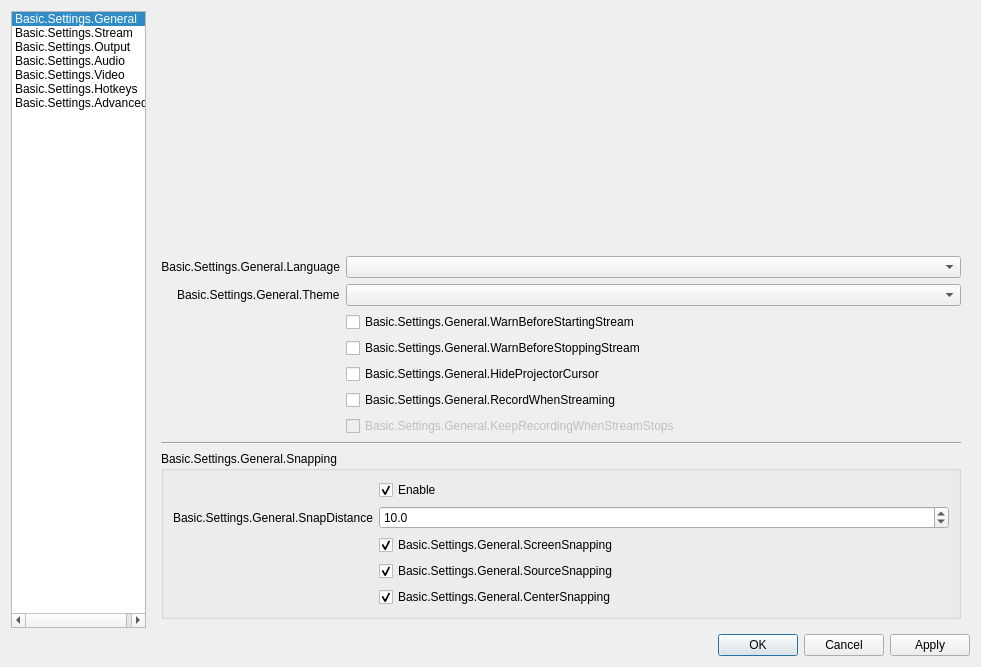
Before: the Qt Designer form obs/forms/OBSBasicSettings.ui in GameKyuubi/obs-studio, drawn with Qt 5.
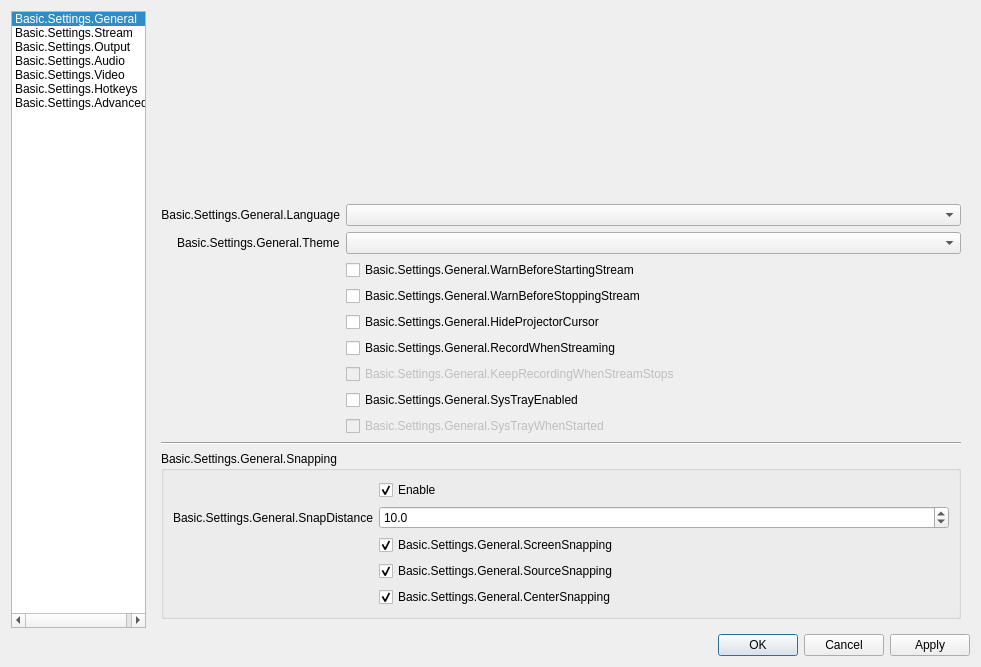
After: the same form once the commit is applied. Icons and pictures are not drawn.

Commit message:
UI: Add system tray capability
This adds a system tray when enabled. There is also a option to minimize
to the system tray when the app is started.

Closes jp9000/obs-studio#595

Diff of the .ui file:
```diff
--- a/obs/forms/OBSBasicSettings.ui
+++ b/obs/forms/OBSBasicSettings.ui
@@ -192,14 +192,31 @@
            </property>
           </widget>
          </item>
-         <item row="8" column="0" colspan="2">
+         <item row="8" column="1">
+          <widget class="QCheckBox" name="systemTrayEnabled">
+           <property name="text">
+            <string>Basic.Settings.General.SysTrayEnabled</string>
+           </property>
+          </widget>
+         </item>
+         <item row="9" column="1">
+          <widget class="QCheckBox" name="systemTrayWhenStarted">
+           <property name="enabled">
+            <bool>false</bool>
+           </property>
+           <property name="text">
+            <string>Basic.Settings.General.SysTrayWhenStarted</string>
+           </property>
+          </widget>
+         </item>
+         <item row="10" column="0" colspan="2">
           <widget class="Line" name="line_4">
            <property name="orientation">
             <enum>Qt::Horizontal</enum>
            </property>
           </widget>
          </item>
-         <item row="9" column="0" colspan="2">
+         <item row="11" column="0" colspan="2">
           <widget class="QGroupBox" name="groupBox_10">
            <property name="enabled">
             <bool>true</bool>
```
Left out of the diff: 16 changed lines with no effect on the pictures. The commit also changes 10 other files.
